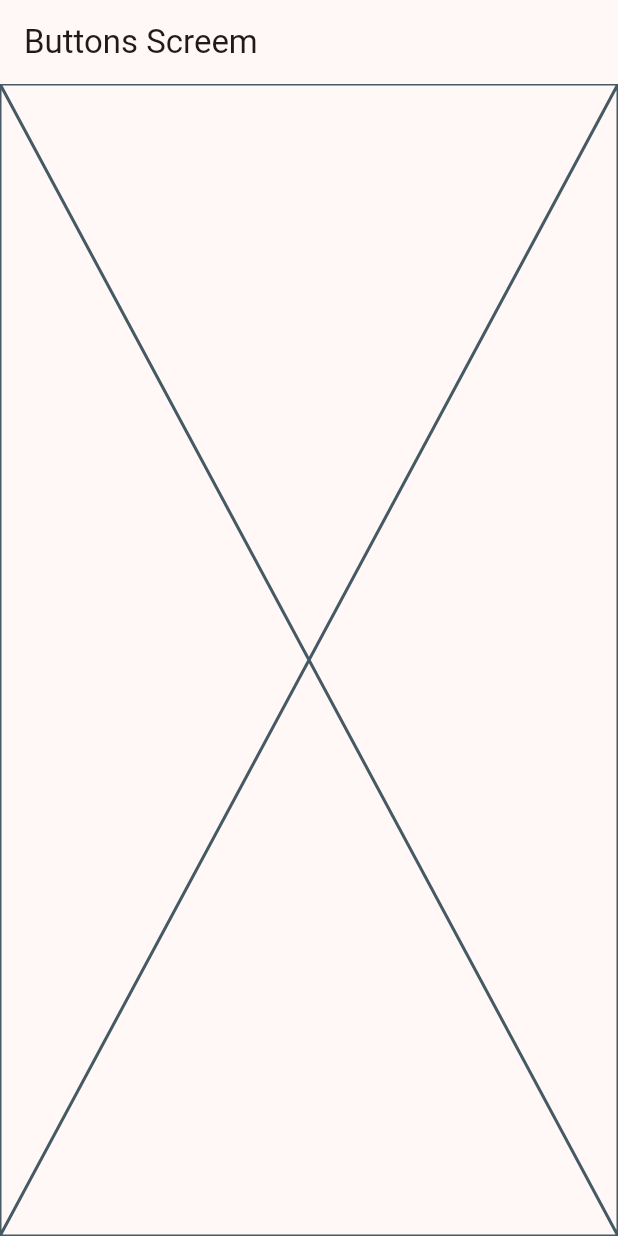
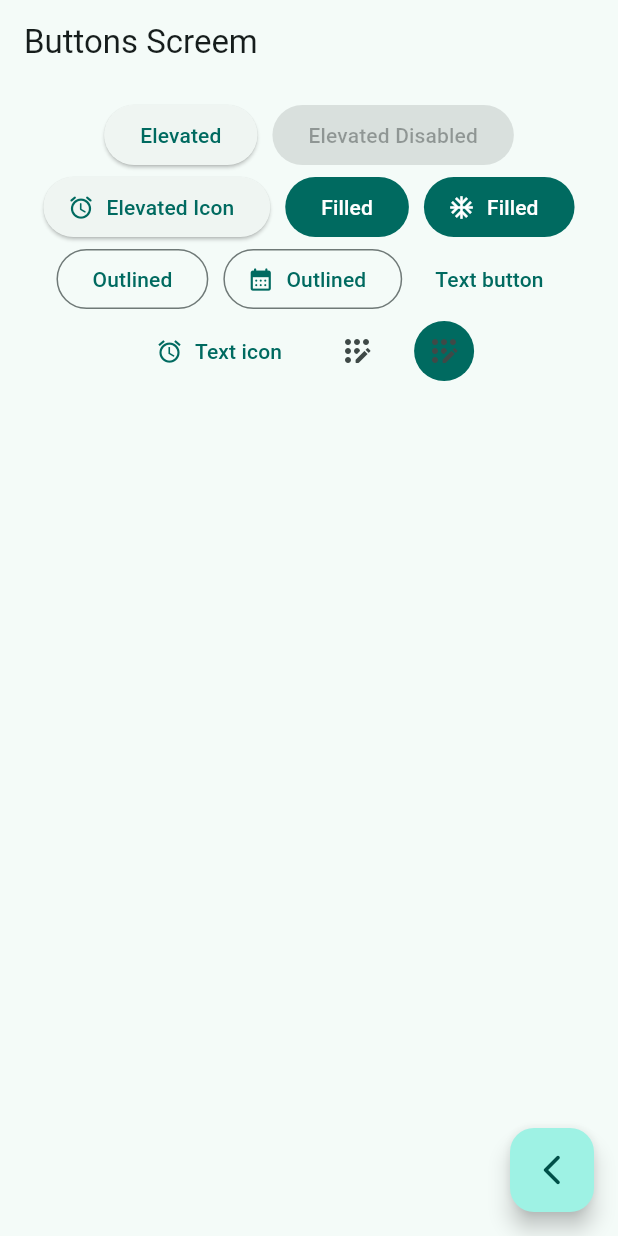
Before and after one commit to yasield74/flutter-course, a Flutter app: the ButtonsScreen screen opened by its route, on a phone screen of 412 x 824 dp. Run offline on Flutter 3.47's test engine with Material 3 defaults, Android fonts, the phone set to English and light mode, and no system bars; our stand-ins replace animate_do, auto_route, dartz, dio, flutter_riverpod, flutter_secure_storage and 5 more; missing offline and left inert: oauth2; accounts and stored records are empty.

Commit message:
buttons page

```diff
--- a/widgets_app/lib/main.dart
+++ b/widgets_app/lib/main.dart
@@ -15,7 +15,7 @@ class MainApp extends StatelessWidget {
     return MaterialApp.router(
       routerConfig: appRouter,
       debugShowCheckedModeBanner: false,
-      theme: AppTheme(selectedColor: 3).getTheme(),
+      theme: AppTheme(selectedColor: 1).getTheme(),
     );
   }
 }
--- a/widgets_app/lib/presentation/screens/buttons/buttons_screen.dart
+++ b/widgets_app/lib/presentation/screens/buttons/buttons_screen.dart
@@ -1,4 +1,5 @@
 import 'package:flutter/material.dart';
+import 'package:go_router/go_router.dart';
 
 class ButtonsScreen extends StatelessWidget {
   const ButtonsScreen({super.key});
@@ -10,7 +11,72 @@ class ButtonsScreen extends StatelessWidget {
       appBar: AppBar(
         title: const Text('Buttons Screem'),
       ),
-      body: const Placeholder(),
+      body: const _ButtonsView(),
+      floatingActionButton: FloatingActionButton(
+        onPressed: () => {context.pop()},
+        child: const Icon(Icons.arrow_back_ios_new_rounded),
+      ),
     );
   }
 }
+
+class _ButtonsView extends StatelessWidget {
+  const _ButtonsView();
+
+  @override
+  Widget build(BuildContext context) {
+    final colors = Theme.of(context).colorScheme;
+    return SizedBox(
+      width: double.infinity,
+      child: Padding(
+        padding: const EdgeInsets.symmetric(horizontal: 10, vertical: 10),
+        child: SizedBox(
+          child: Wrap(
+            spacing: 10,
+            alignment: WrapAlignment.center,
+            children: [
+              ElevatedButton(
+                  onPressed: () => {}, child: const Text('Elevated')),
+              const ElevatedButton(
+                  onPressed: null, child: Text('Elevated Disabled')),
+              ElevatedButton.icon(
+                onPressed: () => {},
+                icon: const Icon(Icons.access_alarm_rounded),
+                label: const Text('Elevated Icon'),
+              ),
+              FilledButton(onPressed: () => {}, child: const Text('Filled')),
+              FilledButton.icon(
+                  onPressed: () => {},
+                  icon: const Icon(Icons.ac_unit),
+                  label: const Text('Filled')),
+              OutlinedButton(
+                onPressed: () => {},
+                child: const Text('Outlined'),
+              ),
+              OutlinedButton.icon(
+                onPressed: () => {},
+                icon: const Icon(Icons.calendar_month_rounded),
+                label: const Text('Outlined'),
+              ),
+              TextButton(onPressed: () => {}, child: const Text('Text button')),
+              TextButton.icon(
+                onPressed: () => {},
+                label: const Text('Text icon'),
+                icon: const Icon(Icons.access_alarm_sharp),
+              ),
+              IconButton(
+                onPressed: () => {},
+                icon: const Icon(Icons.app_registration_rounded),
+              ),
+              IconButton(
+                  onPressed: () => {},
+                  icon: const Icon(Icons.app_registration_rounded),
+                  style: ButtonStyle(
+                      backgroundColor: WidgetStatePropertyAll(colors.primary))),
+            ],
+          ),
+        ),
+      ),
+    );
+  }
+}
```
